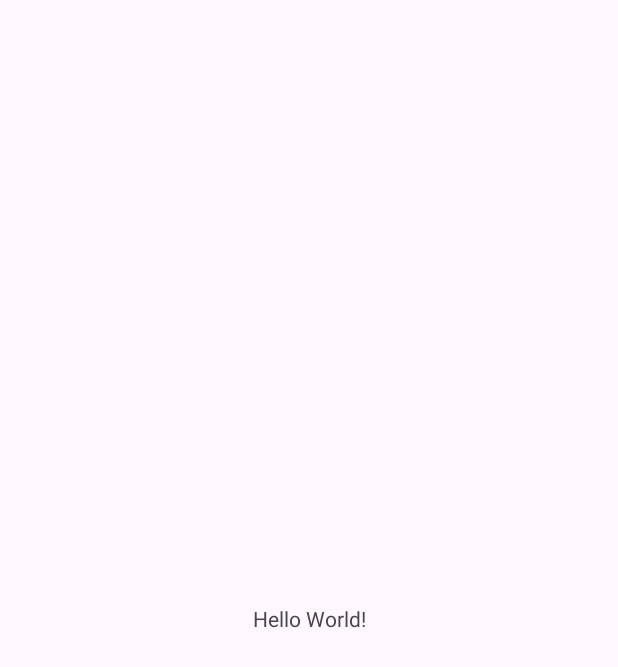
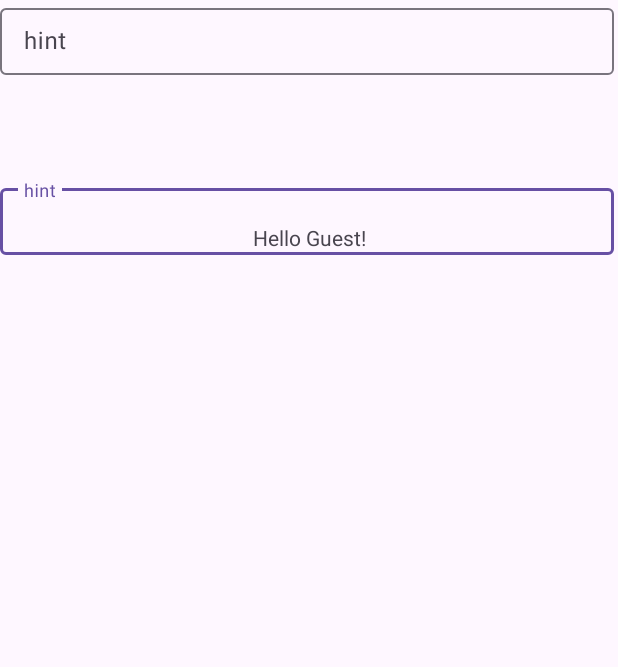
Before and after one commit to NakotaC/TapDungeon, an Android app: the screen it shows after launch (MainActivity), on a phone screen of 412 x 824 dp. Before the commit the part shown is almost empty. Shown: the top 667 px of the screen. Run offline under Robolectric (Android 15) with nearby library versions, the phone set to English and light mode, and no system bars; our stand-ins replace Firebase (no records; nobody signed in at launch, a user with empty details on screens opened directly).

Commit message:
Started work on Auth. Building basic test activity to test it

```diff
--- a/app/build.gradle.kts
+++ b/app/build.gradle.kts
@@ -41,7 +41,7 @@ dependencies {
     testImplementation(libs.junit)
     androidTestImplementation(libs.ext.junit)
     androidTestImplementation(libs.espresso.core)
-    implementation(platform("com.google.firebase:firebase-bom:34.3.0"))
+    implementation(platform("com.google.firebase:firebase-bom:34.4.0"))
     implementation("com.google.firebase:firebase-auth")
     implementation("com.google.firebase:firebase-firestore")
     implementation("com.google.firebase:firebase-analytics")
--- a/app/src/main/res/layout/activity_main.xml
+++ b/app/src/main/res/layout/activity_main.xml
@@ -8,12 +8,51 @@
     tools:context=".MainActivity">
 
     <TextView
+        android:id="@+id/mainText"
         android:layout_width="wrap_content"
         android:layout_height="wrap_content"
         android:text="Hello World!"
         app:layout_constraintBottom_toBottomOf="parent"
         app:layout_constraintEnd_toEndOf="parent"
         app:layout_constraintStart_toStartOf="parent"
-        app:layout_constraintTop_toTopOf="parent" />
+        app:layout_constraintTop_toTopOf="parent"
+        app:layout_constraintVertical_bias="0.185" />
+
+    <com.google.android.material.textfield.TextInputLayout
+        android:id="@+id/textInputLayout2"
+        android:layout_width="409dp"
+        android:layout_height="50dp"
+        android:layout_marginTop="70dp"
+        app:layout_constraintStart_toStartOf="parent"
+        app:layout_constraintTop_toBottomOf="@+id/textInputLayout">
+
+        <com.google.android.material.textfield.TextInputEditText
+            android:layout_width="match_parent"
+            android:layout_height="wrap_content"
+            android:hint="hint" />
+    </com.google.android.material.textfield.TextInputLayout>
+
+    <Button
+        android:id="@+id/button"
+        android:layout_width="wrap_content"
+        android:layout_height="wrap_content"
+        android:layout_marginStart="128dp"
+        android:text="Button"
+        app:layout_constraintStart_toStartOf="parent"
+        app:layout_constraintTop_toBottomOf="parent" />
+
+    <com.google.android.material.textfield.TextInputLayout
+        android:id="@+id/textInputLayout"
+        android:layout_width="409dp"
+        android:layout_height="50dp"
+        tools:layout_editor_absoluteX="11dp"
+        tools:layout_editor_absoluteY="259dp">
+
+        <com.google.android.material.textfield.TextInputEditText
+            android:id="@+id/textInputEditText"
+            android:layout_width="match_parent"
+            android:layout_height="wrap_content"
+            android:hint="hint" />
+    </com.google.android.material.textfield.TextInputLayout>
 
 </androidx.constraintlayout.widget.ConstraintLayout>
```
Also changed, not shown: app/src/main/java/com/example/tapdungeon/MainActivity.java (+75 -0 lines), app/src/main/java/com/example/tapdungeon/firebase/FirebaseAuth.java (added, +34 -0 lines).
